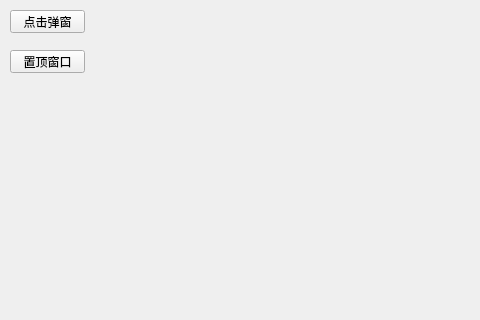
Qt form mainWindow/mainwindow.ui (cststudio/QtDemo) before a commit; both pictures show x 0 to 480 and y 0 to 320 of the 800 by 600 pixel window.
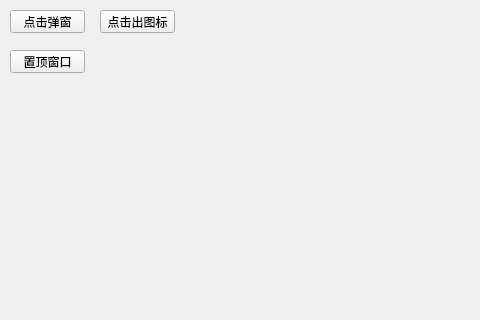
The same form after that commit.

Commit message: 添加资源图标并应用。

The edit to the form file:
```diff
--- a/mainWindow/mainwindow.ui
+++ b/mainWindow/mainwindow.ui
@@ -40,6 +40,19 @@
      <string>置顶窗口</string>
     </property>
    </widget>
+   <widget class="QPushButton" name="pushButton_3">
+    <property name="geometry">
+     <rect>
+      <x>100</x>
+      <y>10</y>
+      <width>75</width>
+      <height>23</height>
+     </rect>
+    </property>
+    <property name="text">
+     <string>点击出图标</string>
+    </property>
+   </widget>
   </widget>
   <widget class="QMenuBar" name="menubar">
    <property name="geometry">
```
The commit also changes 6 other files.
